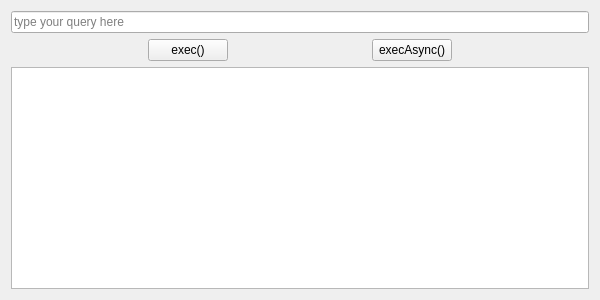
This is querydemowidget.ui in micjabbour/MSqlQuery as Qt 5 draws it before an edit. The edited form follows.
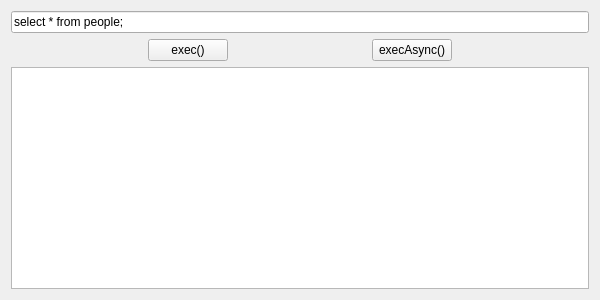
This is the edited form.

```diff
--- a/querydemowidget.ui
+++ b/querydemowidget.ui
@@ -16,6 +16,9 @@
   <layout class="QVBoxLayout" name="verticalLayout">
    <item>
     <widget class="QLineEdit" name="leQuery">
+     <property name="text">
+      <string>select * from people;</string>
+     </property>
      <property name="placeholderText">
       <string>type your query here</string>
      </property>
```
Left out of the diff: 6 changed lines with no effect on the pictures.
